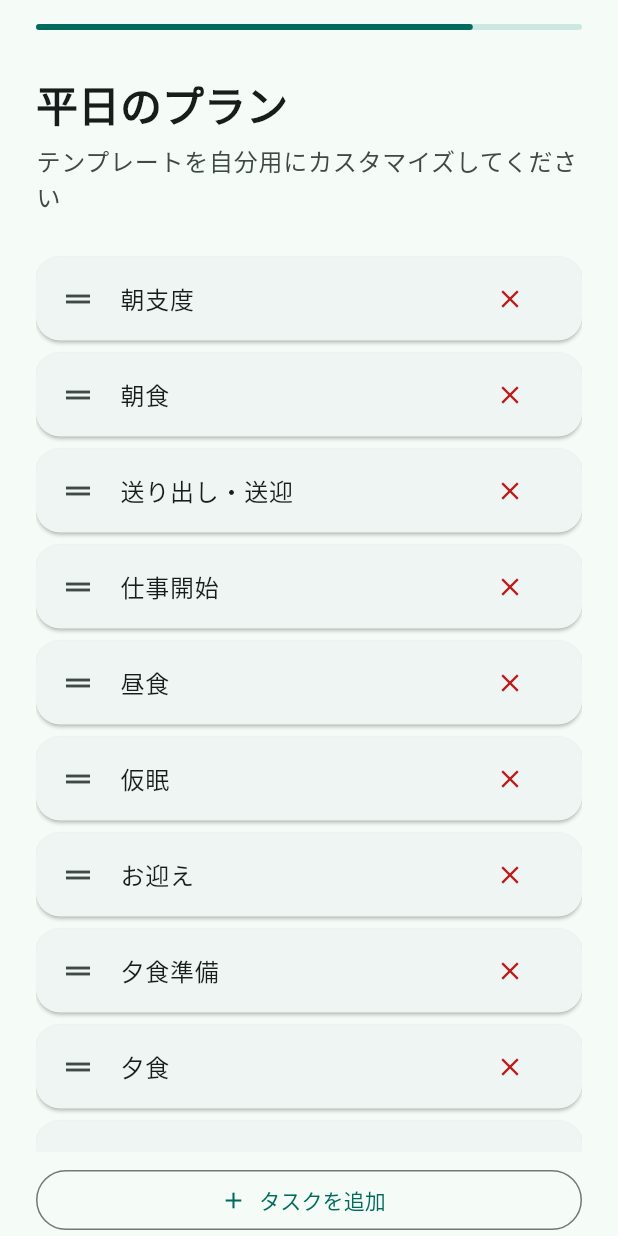
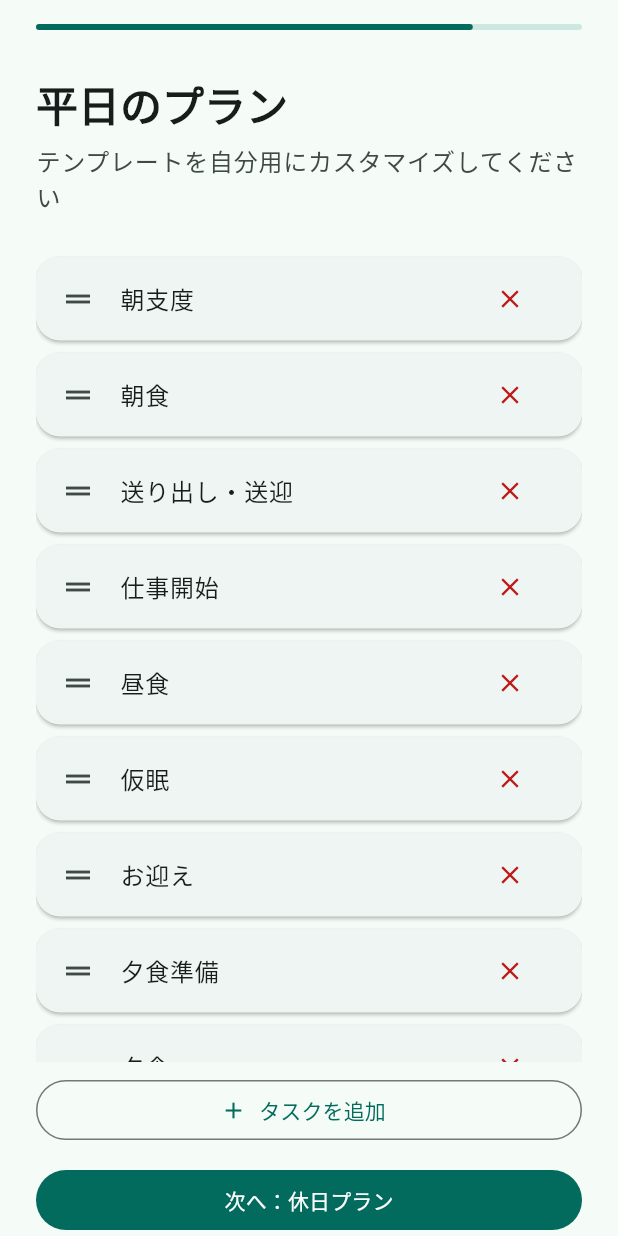
Before and after one commit to linnefromice/papatune-flutter, a Flutter app: the screen it shows after launch, swiped to page 4, on a phone screen of 412 x 824 dp. Run offline on Flutter 3.47's test engine with Material 3 defaults, Android fonts, the phone set to English and light mode, and no system bars; our stand-ins replace shared_preferences; accounts and stored records are empty.

Commit message:
Fix missing confirm buttons on plan template pages
PlanTemplatePage was missing the confirm/next button, making it
impossible to proceed past the weekday/weekend plan steps in onboarding.
Add confirmButtonText parameter and render a FilledButton at the bottom.

Co-Authored-By: Claude Opus 4.6 (1M context) <noreply@anthropic.com>

```diff
--- a/lib/screens/onboarding/onboarding_screen.dart
+++ b/lib/screens/onboarding/onboarding_screen.dart
@@ -195,11 +195,13 @@ class _OnboardingScreenState extends State<OnboardingScreen> {
                   PlanTemplatePage(
                     label: '平日',
                     defaultTasks: TaskTemplates.weekdayDefaults,
+                    confirmButtonText: '次へ：休日プラン',
                     onConfirm: _onWeekdayConfirmed,
                   ),
                   PlanTemplatePage(
                     label: '休日',
                     defaultTasks: TaskTemplates.weekendDefaults,
+                    confirmButtonText: 'このプランで始める！',
                     onConfirm: _onWeekendConfirmed,
                   ),
                 ],
--- a/lib/screens/onboarding/pages/plan_template_page.dart
+++ b/lib/screens/onboarding/pages/plan_template_page.dart
@@ -6,12 +6,14 @@ import '../../../models/plan_task.dart';
 class PlanTemplatePage extends StatefulWidget {
   final String label;
   final List<String> defaultTasks;
+  final String confirmButtonText;
   final void Function(List<PlanTask> tasks) onConfirm;
 
   const PlanTemplatePage({
     super.key,
     required this.label,
     required this.defaultTasks,
+    this.confirmButtonText = '次へ',
     required this.onConfirm,
   });
 
@@ -116,6 +118,16 @@ class _PlanTemplatePageState extends State<PlanTemplatePage> {
               label: const Text('タスクを追加'),
             ),
           ),
+          const SizedBox(height: 12),
+          SizedBox(
+            width: double.infinity,
+            child: FilledButton(
+              onPressed: _tasks.isEmpty
+                  ? null
+                  : () => widget.onConfirm(List.of(_tasks)),
+              child: Text(widget.confirmButtonText),
+            ),
+          ),
         ],
       ),
     );
```
